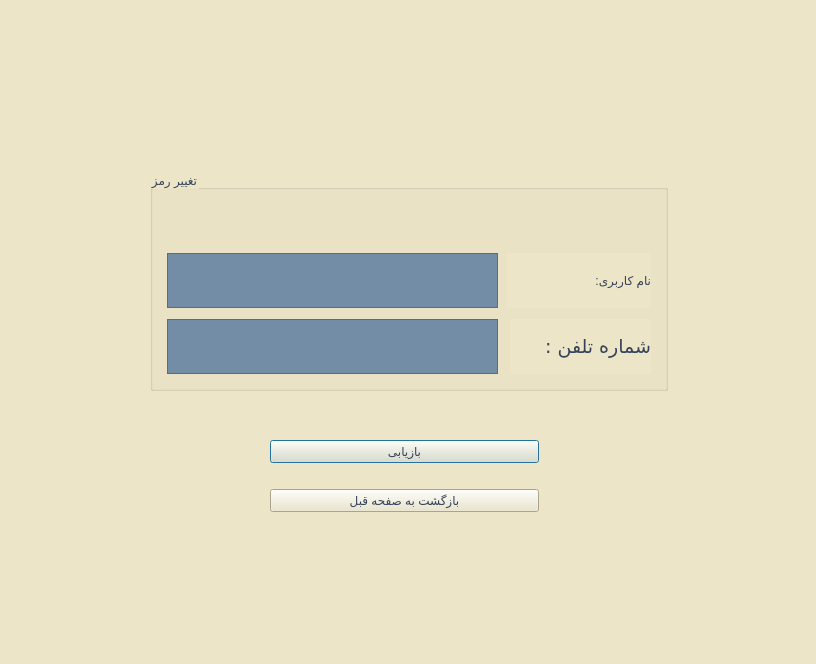
Before: the Qt Designer form Project_Ap/forgetpasclient.ui in AP-projects-4001/metagoofill, drawn with Qt 5.
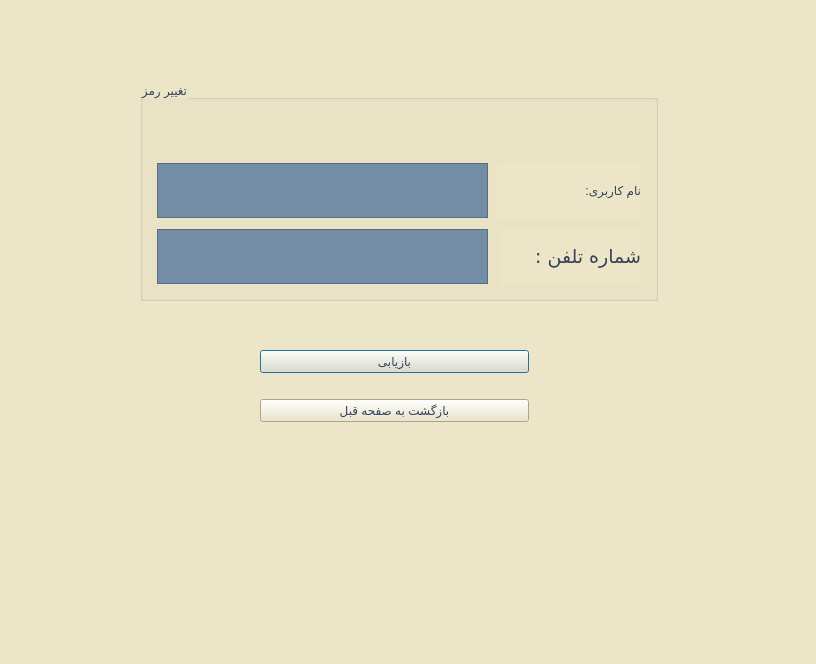
After: the same form once the commit is applied.

```diff
--- a/Project_Ap/forgetpasclient.ui
+++ b/Project_Ap/forgetpasclient.ui
@@ -19,8 +19,8 @@
   <widget class="QGroupBox" name="groupBox">
    <property name="geometry">
     <rect>
-     <x>150</x>
-     <y>170</y>
+     <x>140</x>
+     <y>80</y>
      <width>518</width>
      <height>221</height>
     </rect>
@@ -88,6 +88,7 @@
      <font>
       <family>Lalezar</family>
       <pointsize>14</pointsize>
+      <weight>50</weight>
       <italic>false</italic>
       <bold>false</bold>
      </font>
@@ -101,11 +102,11 @@
     </property>
    </widget>
   </widget>
-  <widget class="QWidget" name="">
+  <widget class="QWidget" name="layoutWidget">
    <property name="geometry">
     <rect>
-     <x>270</x>
-     <y>420</y>
+     <x>260</x>
+     <y>330</y>
      <width>269</width>
      <height>112</height>
     </rect>
```
